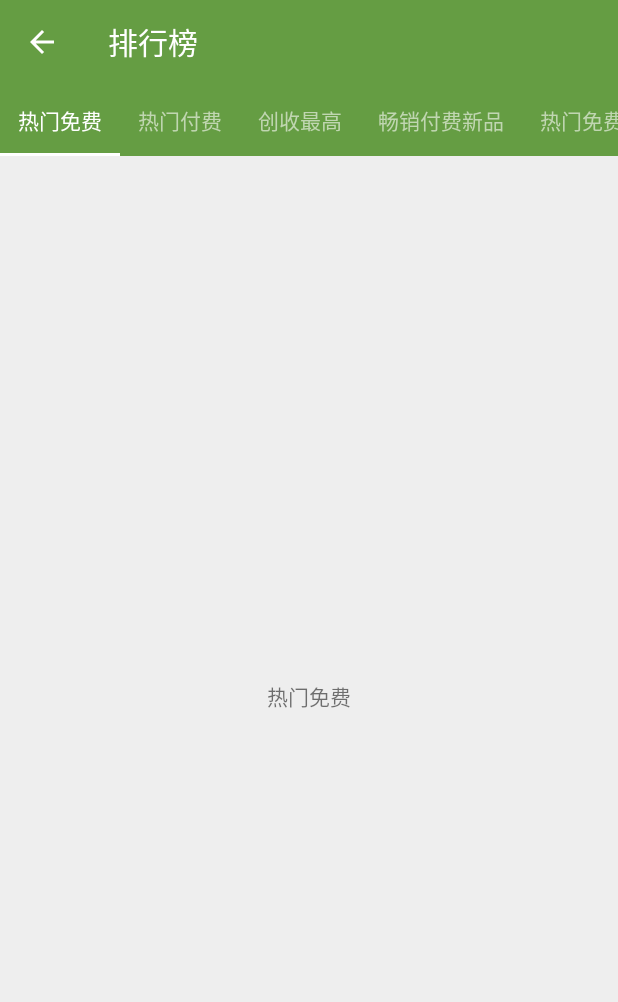
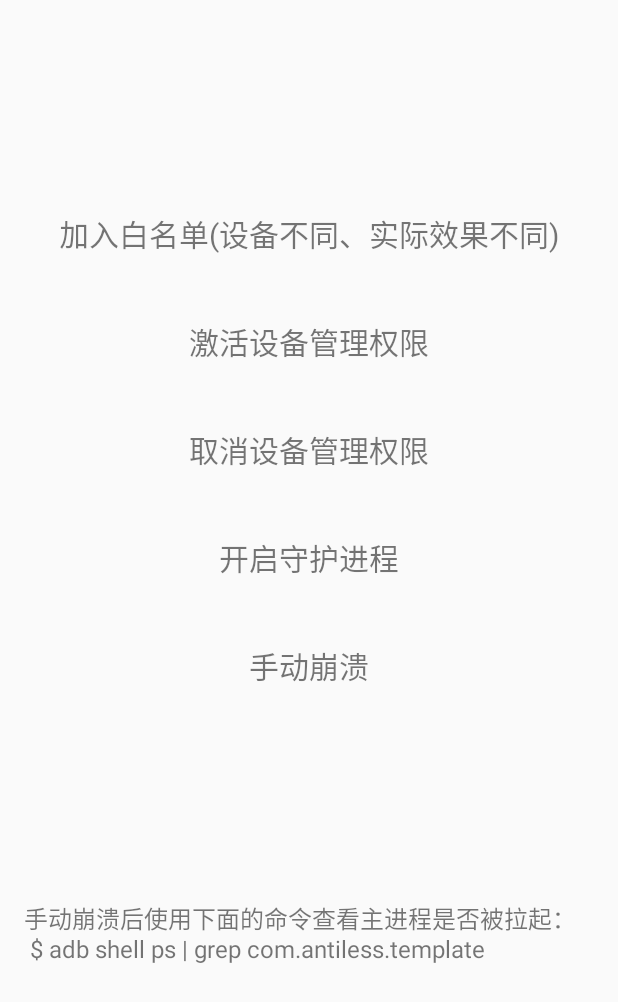
Before and after one commit to auv1107/keep-alive-android, an Android app: the screen it shows after launch (MainActivity), on a phone screen of 412 x 824 dp. Shown: the top 1002 px of the screen. Run offline under Robolectric (Android 15) with nearby library versions, the phone set to English and light mode, and no system bars.

Commit message:
update demo activity
Signed-off-by: antiless <antiless@163.com>

```diff
--- a/app/src/main/AndroidManifest.xml
+++ b/app/src/main/AndroidManifest.xml
@@ -23,7 +23,7 @@
 
         <!--设备管理-->
         <receiver
-            android:name=".DevicePolicyReceiver"
+            android:name=".receiver.DevicePolicyReceiver"
             android:permission="android.permission.BIND_DEVICE_ADMIN">
             <meta-data
                 android:name="android.app.device_admin"
--- a/app/src/main/java/com/antiless/template/App.java
+++ b/app/src/main/java/com/antiless/template/App.java
@@ -1,10 +1,12 @@
 package com.antiless.template;
 
 import android.app.Application;
+import android.content.Intent;
 
 import com.antiless.daemon.GlobalFunctions;
 import com.antiless.daemon.whitelist.WhiteListIntentFactory;
 import com.antiless.template.keepalive.KeepAlive;
+import com.antiless.template.service.DoNothingService;
 
 public class App extends Application {
     @Override
@@ -15,8 +17,9 @@ public class App extends Application {
 
     private void initialize() {
         if (GlobalFunctions.isMain(this)) {
-            KeepAlive.init(this);
+//            KeepAlive.init(this);
             WhiteListIntentFactory.init(this);
+            startService(new Intent(this, DoNothingService.class));
         }
     }
 }
--- a/app/src/main/java/com/antiless/template/MainActivity.java
+++ b/app/src/main/java/com/antiless/template/MainActivity.java
@@ -1,69 +1,26 @@
 package com.antiless.template;
 
 import android.content.ComponentName;
+import android.os.Bundle;
 import android.support.annotation.Nullable;
-import android.support.design.widget.TabLayout;
-import android.support.v4.app.Fragment;
-import android.support.v4.view.ViewPager;
 import android.support.v7.app.AppCompatActivity;
-import android.os.Bundle;
-import android.support.v7.widget.Toolbar;
-import android.view.View;
+import android.widget.Toast;
 
+import com.antiless.daemon.KeepLive;
 import com.antiless.daemon.dpm.DeviceManager;
-import com.antiless.daemon.whitelist.IntentWrapper;
 import com.antiless.daemon.whitelist.WhiteListIntentFactory;
-import com.antiless.template.adapter.MyFragmentPagerAdapter;
-import com.antiless.template.fragment.AFragment;
-import com.antiless.template.fragment.BFragment;
-import com.antiless.template.fragment.CFragment;
-import com.antiless.template.fragment.DFragment;
-import com.antiless.template.fragment.EFragment;
-import com.antiless.template.fragment.FFragment;
-
-import java.util.ArrayList;
-import java.util.List;
+import com.antiless.template.keepalive.KeepAlive;
+import com.antiless.template.receiver.DevicePolicyReceiver;
 
 /**
  * Created by gc on 16/10/21.
  */
 public class MainActivity extends AppCompatActivity {
 
-    private TabLayout tabLayout;
-    private ViewPager viewPager;
-    private MyFragmentPagerAdapter myFragmentPagerAdapter;
-    private List<Fragment> listFragment;
-    private List<String> listTitle;
-
-    /**
-     * 此处的众多Fragment由开发者自定义替换
-     */
-    private AFragment aFragment;
-    private BFragment bFragment;
-    private CFragment cFragment;
-    private DFragment dFragment;
-    private EFragment eFragment;
-    private FFragment fFragment;
-
     @Override
     protected void onCreate(@Nullable Bundle savedInstanceState) {
         super.onCreate(savedInstanceState);
         setContentView(R.layout.activity_main);
-
-        // Set Toolbar.
-        Toolbar toolbar = (Toolbar) findViewById(R.id.toolbar);
-        setSupportActionBar(toolbar);
-        getSupportActionBar().setDisplayHomeAsUpEnabled(true); // Show toolbar return arrow.
-        toolbar.setNavigationOnClickListener(new View.OnClickListener() {
-            @Override
-            public void onClick(View v) {
-//                WhiteListIntentFactory.askForWhiteList(MainActivity.this, "哈哈哈");
-                DeviceManager manager = new DeviceManager(MainActivity.this,
-                        new ComponentName(MainActivity.this, DevicePolicyReceiver.class));
-                manager.active();
-            }
-        });
-
         initView();
     }
 
@@ -71,50 +28,25 @@ public class MainActivity extends AppCompatActivity {
      * 初始化各控件
      */
     private void initView() {
-        tabLayout = (TabLayout) findViewById(R.id.tabLayout);
-        viewPager = (ViewPager) findViewById(R.id.viewPager);
-
-        // 初始化各fragment
-        aFragment = new AFragment();
-        bFragment = new BFragment();
-        cFragment = new CFragment();
-        dFragment = new DFragment();
-        eFragment = new EFragment();
-        fFragment = new FFragment();
-
-        // 将fragment装进列表中
-        listFragment = new ArrayList<>();
-        listFragment.add(aFragment);
-        listFragment.add(bFragment);
-        listFragment.add(cFragment);
-        listFragment.add(dFragment);
-        listFragment.add(eFragment);
-        listFragment.add(fFragment);
-
-        // 将名称加载tab名字列表，正常情况下，我们应该在values/arrays.xml中进行定义然后调用
-        listTitle = new ArrayList<>();
-        listTitle.add("热门免费");
-        listTitle.add("热门付费");
-        listTitle.add("创收最高");
-        listTitle.add("畅销付费新品");
-        listTitle.add("热门免费新品");
-        listTitle.add("上升最快");
-
-        // tabLayout.setTabGravity(TabLayout.GRAVITY_FILL);
-        // 设置TabLayout的模式
-        tabLayout.setTabMode(TabLayout.MODE_SCROLLABLE);
-        // tabLayout.setTabMode(TabLayout.MODE_FIXED);
-        // 为TabLayout添加tab名称
-        tabLayout.addTab(tabLayout.newTab().setText(listTitle.get(0)));
-        tabLayout.addTab(tabLayout.newTab().setText(listTitle.get(1)));
-        tabLayout.addTab(tabLayout.newTab().setText(listTitle.get(2)));
-        tabLayout.addTab(tabLayout.newTab().setText(listTitle.get(3)));
-        tabLayout.addTab(tabLayout.newTab().setText(listTitle.get(4)));
-        tabLayout.addTab(tabLayout.newTab().setText(listTitle.get(5)));
-
-        myFragmentPagerAdapter = new MyFragmentPagerAdapter(getSupportFragmentManager(), listFragment, listTitle);
-
-        viewPager.setAdapter(myFragmentPagerAdapter);
-        tabLayout.setupWithViewPager(viewPager);
+        findViewById(R.id.activeDevicePolicy).setOnClickListener(v -> {
+            DeviceManager manager = new DeviceManager(MainActivity.this,
+                    new ComponentName(MainActivity.this, DevicePolicyReceiver.class));
+            manager.active();
+        });
+        findViewById(R.id.unActiveDevicePolicy).setOnClickListener(v -> {
+            DeviceManager manager = new DeviceManager(MainActivity.this,
+                    new ComponentName(MainActivity.this, DevicePolicyReceiver.class));
+            manager.unActivate();
+        });
+        findViewById(R.id.whiteList).setOnClickListener(v -> {
+            WhiteListIntentFactory.askForWhiteList(MainActivity.this, "哈哈哈");
+        });
+        findViewById(R.id.openKeepLive).setOnClickListener(v -> {
+            KeepAlive.init(this);
+            Toast.makeText(MainActivity.this, "守护进程已开启，请点击手动崩溃触发守护行为", Toast.LENGTH_SHORT).show();
+        });
+        findViewById(R.id.makeCrash).setOnClickListener(v -> {
+            throw new RuntimeException("手动崩溃");
+        });
     }
 }
--- a/app/src/main/java/com/antiless/template/adapter/MyFragmentPagerAdapter.java
+++ /dev/null
@@ -1,39 +0,0 @@
-package com.antiless.template.adapter;
-
-import android.support.v4.app.Fragment;
-import android.support.v4.app.FragmentManager;
-import android.support.v4.app.FragmentPagerAdapter;
-
-import java.util.List;
-
-/**
- * Created by gc on 16/10/20.
- */
-public class MyFragmentPagerAdapter extends FragmentPagerAdapter {
-
-    private List<Fragment> listFragment; // Fragment列表
-    private List<String> listTitle; // Tab名的列表
-
-    public MyFragmentPagerAdapter(FragmentManager fm, List<Fragment> listFragment, List<String> listTitle) {
-        super(fm);
-        this.listFragment = listFragment;
-        this.listTitle = listTitle;
-    }
-
-    @Override
-    public Fragment getItem(int position) {
-        return listFragment.get(position);
-    }
-
-    @Override
-    public int getCount() {
-        return listTitle.size();
-    }
-
-    // 此方法用来显示Tab上的名字
-    @Override
-    public CharSequence getPageTitle(int position) {
-        return listTitle.get(position % listTitle.size());
-    }
-
-}
--- a/app/src/main/java/com/antiless/template/fragment/AFragment.java
+++ /dev/null
@@ -1,29 +0,0 @@
-package com.antiless.template.fragment;
-
-import android.os.Bundle;
-import android.support.annotation.Nullable;
-import android.support.v4.app.Fragment;
-import android.view.Gravity;
-import android.view.LayoutInflater;
-import android.view.View;
-import android.view.ViewGroup;
-import android.widget.TextView;
-
-/**
- * Created by gc on 16/10/21.
- */
-public class AFragment extends Fragment{
-
-    @Nullable
-    @Override
-    public View onCreateView(LayoutInflater inflater, @Nullable ViewGroup container, @Nullable Bundle savedInstanceState) {
-
-        TextView textView = new TextView(getContext());
-        textView.setGravity(Gravity.CENTER);
-        textView.setText("热门免费");
-
-        return textView;
-
-    }
-
-}
--- a/app/src/main/java/com/antiless/template/fragment/BFragment.java
+++ /dev/null
@@ -1,28 +0,0 @@
-package com.antiless.template.fragment;
-
-import android.os.Bundle;
-import android.support.annotation.Nullable;
-import android.support.v4.app.Fragment;
-import android.view.Gravity;
-import android.view.LayoutInflater;
-import android.view.View;
-import android.view.ViewGroup;
-import android.widget.TextView;
-
-/**
- * Created by gc on 16/10/21.
- */
-public class BFragment extends Fragment{
-
-    @Nullable
-    @Override
-    public View onCreateView(LayoutInflater inflater, @Nullable ViewGroup container, @Nullable Bundle savedInstanceState) {
-
-        TextView textView = new TextView(getContext());
-        textView.setGravity(Gravity.CENTER);
-        textView.setText("热门付费");
-
-        return textView;
-
-    }
-}
--- a/app/src/main/java/com/antiless/template/fragment/CFragment.java
+++ /dev/null
@@ -1,28 +0,0 @@
-package com.antiless.template.fragment;
-
-import android.os.Bundle;
-import android.support.annotation.Nullable;
-import android.support.v4.app.Fragment;
-import android.view.Gravity;
-import android.view.LayoutInflater;
-import android.view.View;
-import android.view.ViewGroup;
-import android.widget.TextView;
-
-/**
- * Created by gc on 16/10/21.
- */
-public class CFragment extends Fragment{
-
-    @Nullable
-    @Override
-    public View onCreateView(LayoutInflater inflater, @Nullable ViewGroup container, @Nullable Bundle savedInstanceState) {
-
-        TextView textView = new TextView(getContext());
-        textView.setGravity(Gravity.CENTER);
-        textView.setText("创收最高");
-
-        return textView;
-
-    }
-}
--- a/app/src/main/java/com/antiless/template/fragment/DFragment.java
+++ /dev/null
@@ -1,28 +0,0 @@
-package com.antiless.template.fragment;
-
-import android.os.Bundle;
-import android.support.annotation.Nullable;
-import android.support.v4.app.Fragment;
-import android.view.Gravity;
-import android.view.LayoutInflater;
-import android.view.View;
-import android.view.ViewGroup;
-import android.widget.TextView;
-
-/**
- * Created by gc on 16/10/21.
- */
-public class DFragment extends Fragment{
-
-    @Nullable
-    @Override
-    public View onCreateView(LayoutInflater inflater, @Nullable ViewGroup container, @Nullable Bundle savedInstanceState) {
-
-        TextView textView = new TextView(getContext());
-        textView.setGravity(Gravity.CENTER);
-        textView.setText("畅销付费新品");
-
-        return textView;
-
-    }
-}
--- a/app/src/main/java/com/antiless/template/fragment/EFragment.java
+++ /dev/null
@@ -1,28 +0,0 @@
-package com.antiless.template.fragment;
-
-import android.os.Bundle;
-import android.support.annotation.Nullable;
-import android.support.v4.app.Fragment;
-import android.view.Gravity;
-import android.view.LayoutInflater;
-import android.view.View;
-import android.view.ViewGroup;
-import android.widget.TextView;
-
-/**
- * Created by gc on 16/10/21.
- */
-public class EFragment extends Fragment{
-
-    @Nullable
-    @Override
-    public View onCreateView(LayoutInflater inflater, @Nullable ViewGroup container, @Nullable Bundle savedInstanceState) {
-
-        TextView textView = new TextView(getContext());
-        textView.setGravity(Gravity.CENTER);
-        textView.setText("热门免费新品");
-
-        return textView;
-
-    }
-}
--- a/app/src/main/java/com/antiless/template/fragment/FFragment.java
+++ /dev/null
@@ -1,28 +0,0 @@
-package com.antiless.template.fragment;
-
-import android.os.Bundle;
-import android.support.annotation.Nullable;
-import android.support.v4.app.Fragment;
-import android.view.Gravity;
-import android.view.LayoutInflater;
-import android.view.View;
-import android.view.ViewGroup;
-import android.widget.TextView;
-
-/**
- * Created by gc on 16/10/21.
- */
-public class FFragment extends Fragment{
-
-    @Nullable
-    @Override
-    public View onCreateView(LayoutInflater inflater, @Nullable ViewGroup container, @Nullable Bundle savedInstanceState) {
-
-        TextView textView = new TextView(getContext());
-        textView.setGravity(Gravity.CENTER);
-        textView.setText("上升最快");
-
-        return textView;
-
-    }
-}
--- a/app/src/main/java/com/antiless/template/keepalive/KeepAlive.java
+++ b/app/src/main/java/com/antiless/template/keepalive/KeepAlive.java
@@ -5,6 +5,7 @@ import android.content.Context;
 import android.content.Intent;
 import android.support.annotation.NonNull;
 import android.util.Log;
+import android.widget.Toast;
 
 import com.antiless.daemon.KeepLive;
 import com.antiless.daemon.config.KeepLiveService;
@@ -15,20 +16,14 @@ import com.antiless.template.service.DoNothingService;
 import java.util.ArrayList;
 
 public class KeepAlive {
-    public static void init(@NonNull final Application app) {
+    public static void init(@NonNull final Context context) {
         ForegroundNotification notification = new ForegroundNotification(12345, "title", "desc", R.mipmap.ic_launcher);
-        KeepLive.startWork(app, (new KeepLiveService() {
-            @NonNull
-            private final ArrayList bitmaps = new ArrayList(100);
-
-            @NonNull
-            public final ArrayList getBitmaps() {
-                return this.bitmaps;
-            }
+        KeepLive.startWork(context, (new KeepLiveService() {
 
             public void onWorking() {
                 printLog("onWorking");
-                app.startService(new Intent(app, DoNothingService.class));
+                context.startService(new Intent(context, DoNothingService.class));
+/*
                 new Thread(() -> {
                     printLog("crashing");
                     try {
@@ -39,6 +34,7 @@ public class KeepAlive {
                     printLog("crashed");
                     throw new RuntimeException("Crash Manually");
                 }).start();
+*/
             }
 
             public void onStop() {
--- a/app/src/main/res/layout/activity_main.xml
+++ b/app/src/main/res/layout/activity_main.xml
@@ -7,43 +7,56 @@
     android:orientation="vertical"
     tools:context="com.antiless.template.MainActivity">
 
-    <!-- Toolbar -->
-    <!-- app:elevation = "0dp" // 去除阴影效果 -->
-    <android.support.design.widget.AppBarLayout
-        android:id="@+id/app_bar"
+    <TextView
+        android:id="@+id/whiteList"
         android:layout_width="match_parent"
-        android:layout_height="wrap_content"
-        app:elevation = "0dp"
-        android:theme="@style/AppTheme.AppBarOverlay">
-
-        <android.support.v7.widget.Toolbar
-            android:id="@+id/toolbar"
-            android:layout_width="match_parent"
-            android:layout_height="?attr/actionBarSize"
-            android:background="?attr/colorPrimary"
-            app:popupTheme="@style/AppTheme.PopupOverlay" />
-
-    </android.support.design.widget.AppBarLayout>
-
-    <!-- TabLayout属性
-        app:tabIndicatorColor="" // 下方滚动的下划线颜色
-        app:tabSelectedTextColor="" // Tab被选中后,文字的颜色
-        app:tabTextColor="" // Tab默认的文字颜色 -->
-    <android.support.design.widget.TabLayout
-        android:id="@+id/tabLayout"
+        android:layout_height="72dp"
+        android:text="加入白名单(设备不同、实际效果不同)"
+        android:gravity="center"
+        android:textSize="20sp"
+        android:layout_marginTop="120dp"
+        />
+    <TextView
+        android:id="@+id/activeDevicePolicy"
         android:layout_width="match_parent"
-        android:layout_height="wrap_content"
-        android:background="#659D43"
-        app:tabIndicatorColor="#ffffff"
-        app:tabSelectedTextColor="#ffffff"
-        app:tabTextColor="#C0D6B1"
-        app:tabMode="scrollable" />
-
-    <android.support.v4.view.ViewPager
-        android:id="@+id/viewPager"
+        android:layout_height="72dp"
+        android:text="激活设备管理权限"
+        android:gravity="center"
+        android:textSize="20sp"
+        />
+    <TextView
+        android:id="@+id/unActiveDevicePolicy"
         android:layout_width="match_parent"
-        android:layout_height="0dp"
-        android:layout_weight="1"
-        android:background="#EEEEEE" />
+        android:layout_height="72dp"
+        android:text="取消设备管理权限"
+        android:gravity="center"
+        android:textSize="20sp"
+        />
+    <TextView
+        android:id="@+id/openKeepLive"
+        android:layout_width="match_parent"
+        android:layout_height="72dp"
+        android:text="开启守护进程"
+        android:gravity="center"
+        android:textSize="20sp"
+        />
+    <TextView
+        android:id="@+id/makeCrash"
+        android:layout_width="match_parent"
+        android:layout_height="72dp"
+        android:text="手动崩溃"
+        android:gravity="center"
+        android:textSize="20sp"
+        />
+    <TextView
+        android:layout_width="match_parent"
+        android:layout_height="72dp"
+        android:layout_marginTop="120dp"
+        android:paddingStart="16dp"
+        android:paddingEnd="16dp"
+        android:text="手动崩溃后使用下面的命令查看主进程是否被拉起：\n $ adb shell ps | grep com.antiless.template"
+        android:gravity="start"
+        android:textSize="16sp"
+        />
 
 </LinearLayout>
--- a/daemon/src/main/java/com/antiless/daemon/GlobalFunctions.java
+++ b/daemon/src/main/java/com/antiless/daemon/GlobalFunctions.java
@@ -1,16 +1,15 @@
 package com.antiless.daemon;
 
 import android.app.ActivityManager;
-import android.app.Application;
 import android.content.Context;
 
 import java.util.List;
 
 public class GlobalFunctions {
-    public static boolean isMain(Application application) {
+    public static boolean isMain(Context context) {
         int pid = android.os.Process.myPid();
         String processName = "";
-        ActivityManager mActivityManager = (ActivityManager) application.getSystemService(Context.ACTIVITY_SERVICE);
+        ActivityManager mActivityManager = (ActivityManager) context.getSystemService(Context.ACTIVITY_SERVICE);
         List<ActivityManager.RunningAppProcessInfo> runningAppProcessInfos = mActivityManager.getRunningAppProcesses();
         if (runningAppProcessInfos != null) {
             for (ActivityManager.RunningAppProcessInfo appProcess : mActivityManager.getRunningAppProcesses()) {
@@ -19,7 +18,7 @@ public class GlobalFunctions {
                     break;
                 }
             }
-            String packageName = application.getPackageName();
+            String packageName = context.getPackageName();
             if (processName.equals(packageName)) {
                 return true;
             }
--- a/daemon/src/main/java/com/antiless/daemon/dpm/DeviceManager.java
+++ b/daemon/src/main/java/com/antiless/daemon/dpm/DeviceManager.java
@@ -40,7 +40,7 @@ public class DeviceManager {
     /**
      * 移除程序 如果不移除程序 APP无法被卸载
      */
-    public void onRemoveActivate() {
+    public void unActivate() {
         devicePolicyManager.removeActiveAdmin(componentName);
 
     }
--- a/daemon/src/main/java/com/antiless/daemon/whitelist/WhiteListIntentFactory.java
+++ b/daemon/src/main/java/com/antiless/daemon/whitelist/WhiteListIntentFactory.java
@@ -69,7 +69,7 @@ public class WhiteListIntentFactory {
     protected static List<IntentWrapper> sIntentWrapperList;
     protected static Application sApp;
 
-    public static List<IntentWrapper> getIntentWrapperList(Context context) {
+    public static List<IntentWrapper> getIntentWrapperList() {
         if (sIntentWrapperList == null) {
 
 //            if (!DaemonEnv.sInitialized) return new ArrayList<>();
@@ -217,7 +217,7 @@ public class WhiteListIntentFactory {
     public static List<IntentWrapper> askForWhiteList(final Activity a, String reason) {
         List<IntentWrapper> showed = new ArrayList<>();
         if (reason == null) reason = "核心服务的持续运行";
-        List<IntentWrapper> intentWrapperList = getIntentWrapperList(a);
+        List<IntentWrapper> intentWrapperList = getIntentWrapperList();
         for (final IntentWrapper iw : intentWrapperList) {
             //如果本机上没有能处理这个Intent的Activity，说明不是对应的机型，直接忽略进入下一次循环。
             if (!iw.doesActivityExists(sApp)) continue;
```
Also changed, not shown: app/src/main/java/com/antiless/template/DevicePolicyReceiver.java (deleted, +0 -7 lines), app/src/main/java/com/antiless/template/adapter/SimpleAdapter.kt (deleted, +0 -151 lines), app/src/main/java/com/antiless/template/receiver/DevicePolicyReceiver.java (added, +18 -0 lines), daemon/src/main/java/com/antiless/daemon/KeepLive.java (+11 -10 lines).
